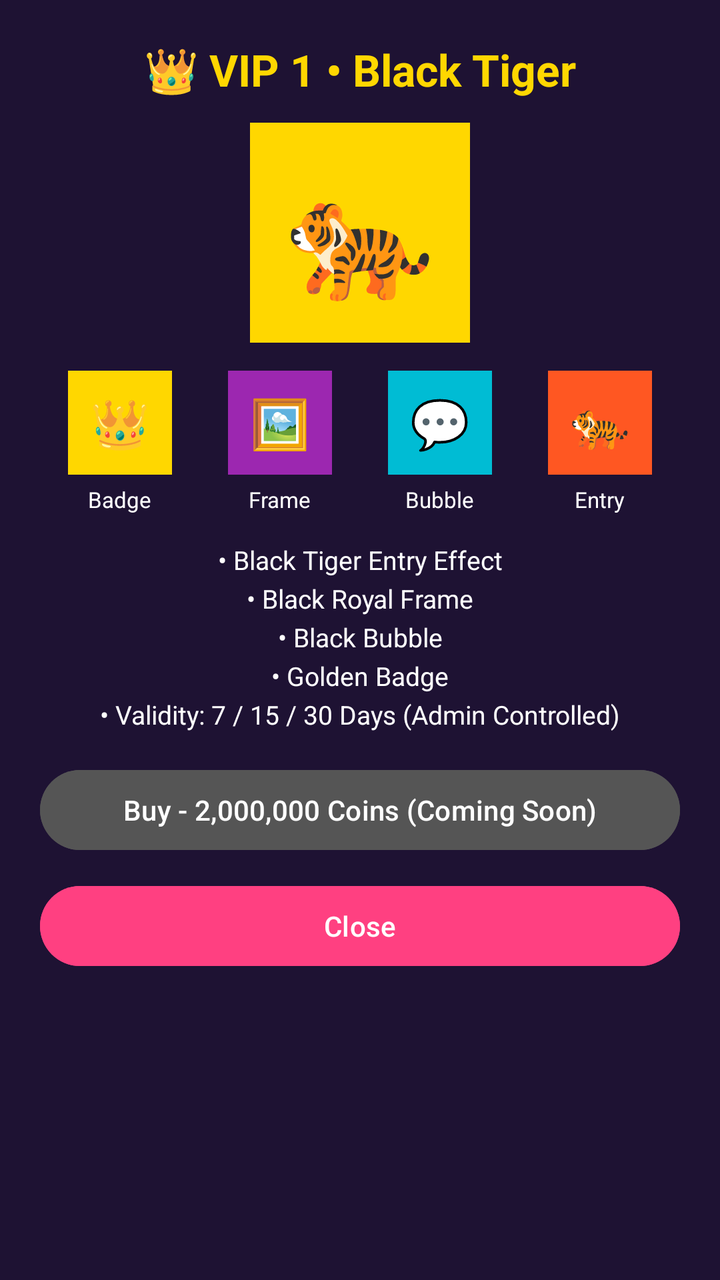
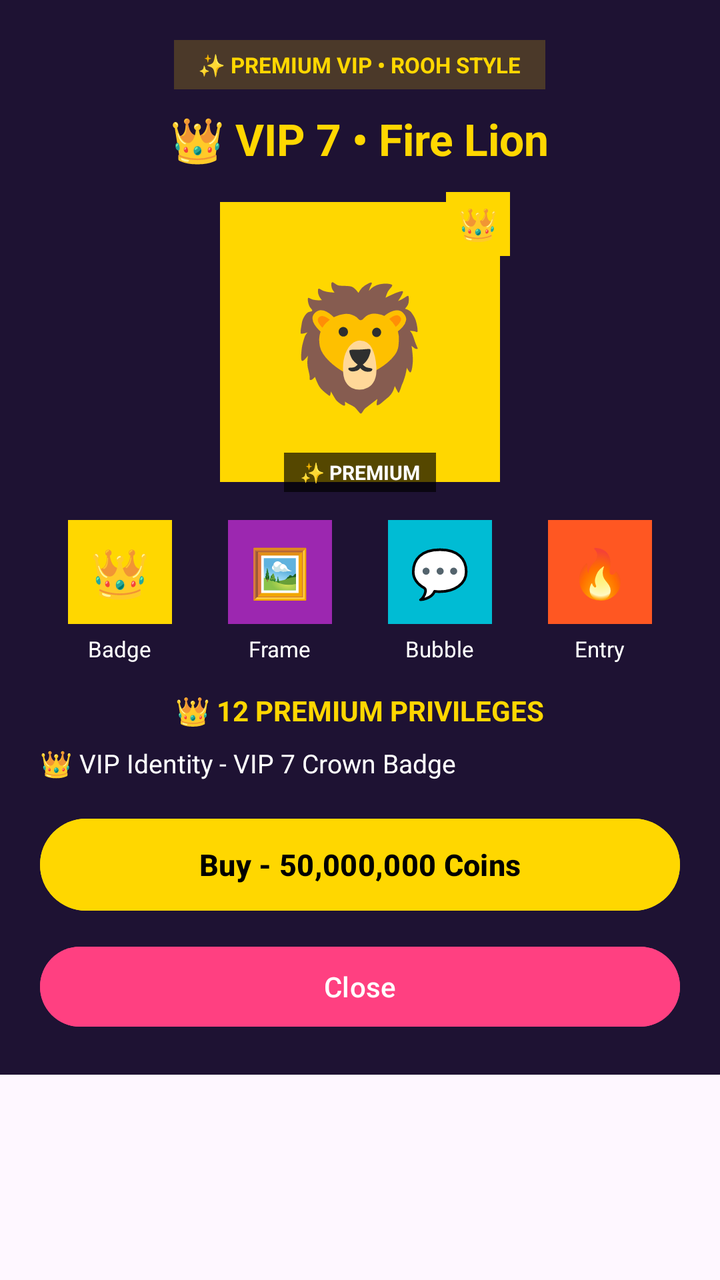

The first picture is an Android layout as it rendered before a commit; the second is the same layout after the commit. The layout source and the unified diff follow.
<!-- AndroidManifest.xml: application theme Theme.SRVoiceChat -->
<!-- res/layout/dialog_vip_details.xml -->
<?xml version="1.0" encoding="utf-8"?>
<LinearLayout xmlns:android="http://schemas.android.com/apk/res/android"
    android:layout_width="match_parent"
    android:layout_height="wrap_content"
    android:orientation="vertical"
    android:background="#1E1233"
    android:padding="20dp"
    android:gravity="center_horizontal">

    <TextView
        android:id="@+id/textDetailTitle"
        android:layout_width="wrap_content"
        android:layout_height="wrap_content"
        android:text="👑 VIP 1 • Black Tiger"
        android:textColor="#FFD700"
        android:textSize="22sp"
        android:textStyle="bold"
        android:layout_marginBottom="12dp" />

    <TextView
        android:id="@+id/textTigerPreview"
        android:layout_width="110dp"
        android:layout_height="110dp"
        android:background="#FFD700"
        android:text="🐅"
        android:textSize="60sp"
        android:gravity="center"
        android:layout_marginBottom="14dp" />

    <LinearLayout
        android:layout_width="match_parent"
        android:layout_height="wrap_content"
        android:orientation="horizontal"
        android:gravity="center"
        android:weightSum="4"
        android:layout_marginBottom="14dp">

        <LinearLayout android:layout_width="0dp" android:layout_height="wrap_content" android:layout_weight="1" android:orientation="vertical" android:gravity="center">
            <TextView android:id="@+id/textBadgePreview" android:layout_width="52dp" android:layout_height="52dp" android:background="#FFD700" android:text="👑" android:textSize="24sp" android:gravity="center" />
            <TextView android:layout_width="wrap_content" android:layout_height="wrap_content" android:text="Badge" android:textColor="#FFFFFF" android:textSize="11sp" android:layout_marginTop="5dp" />
        </LinearLayout>
        <LinearLayout android:layout_width="0dp" android:layout_height="wrap_content" android:layout_weight="1" android:orientation="vertical" android:gravity="center">
            <TextView android:id="@+id/textFramePreview" android:layout_width="52dp" android:layout_height="52dp" android:background="#9C27B0" android:text="🖼️" android:textSize="24sp" android:gravity="center" />
            <TextView android:layout_width="wrap_content" android:layout_height="wrap_content" android:text="Frame" android:textColor="#FFFFFF" android:textSize="11sp" android:layout_marginTop="5dp" />
        </LinearLayout>
        <LinearLayout android:layout_width="0dp" android:layout_height="wrap_content" android:layout_weight="1" android:orientation="vertical" android:gravity="center">
            <TextView android:id="@+id/textBubblePreview" android:layout_width="52dp" android:layout_height="52dp" android:background="#00BCD4" android:text="💬" android:textSize="24sp" android:gravity="center" />
            <TextView android:layout_width="wrap_content" android:layout_height="wrap_content" android:text="Bubble" android:textColor="#FFFFFF" android:textSize="11sp" android:layout_marginTop="5dp" />
        </LinearLayout>
        <LinearLayout android:layout_width="0dp" android:layout_height="wrap_content" android:layout_weight="1" android:orientation="vertical" android:gravity="center">
            <TextView android:id="@+id/textEffectPreview" android:layout_width="52dp" android:layout_height="52dp" android:background="#FF5722" android:text="🐅" android:textSize="24sp" android:gravity="center" />
            <TextView android:layout_width="wrap_content" android:layout_height="wrap_content" android:text="Entry" android:textColor="#FFFFFF" android:textSize="11sp" android:layout_marginTop="5dp" />
        </LinearLayout>
    </LinearLayout>

    <TextView
        android:id="@+id/textDetailDesc"
        android:layout_width="match_parent"
        android:layout_height="wrap_content"
        android:text="• Black Tiger Entry Effect\n• Black Royal Frame\n• Black Bubble\n• Golden Badge\n• Validity: 7 / 15 / 30 Days (Admin Controlled)"
        android:textColor="#FFFFFF"
        android:textSize="13sp"
        android:lineSpacingExtra="4dp"
        android:layout_marginBottom="15dp"
        android:gravity="center" />

    <Button
        android:id="@+id/btnBuyVip"
        android:layout_width="match_parent"
        android:layout_height="wrap_content"
        android:text="Buy - 2,000,000 Coins (Coming Soon)"
        android:textColor="#FFFFFF"
        android:backgroundTint="#555555"
        android:enabled="false"
        android:layout_marginBottom="10dp" />

    <Button
        android:id="@+id/btnCloseDetail"
        android:layout_width="match_parent"
        android:layout_height="wrap_content"
        android:text="Close"
        android:textColor="#FFFFFF"
        android:backgroundTint="#FF4081" />
</LinearLayout>
<!-- resources referenced by this layout -->
<resources>
  <style name="Theme.SRVoiceChat" parent="Theme.Material3.DayNight.NoActionBar">
          <item name="colorPrimary">#FF4081</item>
          <item name="android:statusBarColor">#FF4081</item>
          <item name="android:windowLightStatusBar">true</item>
      </style>
</resources>

<!-- the commit's change to res/layout/dialog_vip_details.xml (unified diff, before → after) -->
@@ -1,5 +1,9 @@
 <?xml version="1.0" encoding="utf-8"?>
-<LinearLayout xmlns:android="http://schemas.android.com/apk/res/android"
+<ScrollView xmlns:android="http://schemas.android.com/apk/res/android"
+    android:layout_width="match_parent"
+    android:layout_height="wrap_content">
+
+<LinearLayout
     android:layout_width="match_parent"
     android:layout_height="wrap_content"
     android:orientation="vertical"
@@ -7,26 +11,73 @@
     android:padding="20dp"
     android:gravity="center_horizontal">
 
+    
+    <TextView
+        android:layout_width="wrap_content"
+        android:layout_height="wrap_content"
+        android:text="✨ PREMIUM VIP • ROOH STYLE"
+        android:textColor="#FFD700"
+        android:textSize="11sp"
+        android:textStyle="bold"
+        android:background="#33FFD700"
+        android:paddingStart="12dp"
+        android:paddingEnd="12dp"
+        android:paddingTop="5dp"
+        android:paddingBottom="5dp"
+        android:layout_marginBottom="10dp" />
+
     <TextView
         android:id="@+id/textDetailTitle"
         android:layout_width="wrap_content"
         android:layout_height="wrap_content"
-        android:text="👑 VIP 1 • Black Tiger"
+        android:text="👑 VIP 7 • Fire Lion"
         android:textColor="#FFD700"
         android:textSize="22sp"
         android:textStyle="bold"
         android:layout_marginBottom="12dp" />
 
-    <TextView
-        android:id="@+id/textTigerPreview"
-        android:layout_width="110dp"
-        android:layout_height="110dp"
-        android:background="#FFD700"
-        android:text="🐅"
-        android:textSize="60sp"
-        android:gravity="center"
-        android:layout_marginBottom="14dp" />
+    
+    <FrameLayout
+        android:layout_width="150dp"
+        android:layout_height="150dp"
+        android:layout_marginBottom="14dp">
 
+        <TextView
+            android:id="@+id/textTigerPreview"
+            android:layout_width="140dp"
+            android:layout_height="140dp"
+            android:layout_gravity="center"
+            android:background="#FFD700"
+            android:text="🦁"
+            android:textSize="60sp"
+            android:gravity="center" />
+
+        <TextView
+            android:layout_width="32dp"
+            android:layout_height="32dp"
+            android:layout_gravity="top|end"
+            android:background="#FFD700"
+            android:text="👑"
+            android:textSize="16sp"
+            android:gravity="center" />
+
+        <TextView
+            android:layout_width="wrap_content"
+            android:layout_height="wrap_content"
+            android:layout_gravity="bottom|center_horizontal"
+            android:text="✨ PREMIUM"
+            android:textColor="#FFFFFF"
+            android:textSize="10sp"
+            android:textStyle="bold"
+            android:background="#AA000000"
+            android:paddingStart="8dp"
+            android:paddingEnd="8dp"
+            android:paddingTop="3dp"
+            android:paddingBottom="3dp" />
+
+    </FrameLayout>
+
+    
     <LinearLayout
         android:layout_width="match_parent"
         android:layout_height="wrap_content"
@@ -48,29 +99,42 @@
             <TextView android:layout_width="wrap_content" android:layout_height="wrap_content" android:text="Bubble" android:textColor="#FFFFFF" android:textSize="11sp" android:layout_marginTop="5dp" />
         </LinearLayout>
         <LinearLayout android:layout_width="0dp" android:layout_height="wrap_content" android:layout_weight="1" android:orientation="vertical" android:gravity="center">
-            <TextView android:id="@+id/textEffectPreview" android:layout_width="52dp" android:layout_height="52dp" android:background="#FF5722" android:text="🐅" android:textSize="24sp" android:gravity="center" />
+            <TextView android:id="@+id/textEffectPreview" android:layout_width="52dp" android:layout_height="52dp" android:background="#FF5722" android:text="🔥" android:textSize="24sp" android:gravity="center" />
             <TextView android:layout_width="wrap_content" android:layout_height="wrap_content" android:text="Entry" android:textColor="#FFFFFF" android:textSize="11sp" android:layout_marginTop="5dp" />
         </LinearLayout>
     </LinearLayout>
 
+    
+    <TextView
+        android:layout_width="wrap_content"
+        android:layout_height="wrap_content"
+        android:text="👑 12 PREMIUM PRIVILEGES"
+        android:textColor="#FFD700"
+        android:textSize="14sp"
+        android:textStyle="bold"
+        android:layout_marginBottom="8dp" />
+
+    
     <TextView
         android:id="@+id/textDetailDesc"
         android:layout_width="match_parent"
         android:layout_height="wrap_content"
-        android:text="• Black Tiger Entry Effect\n• Black Royal Frame\n• Black Bubble\n• Golden Badge\n• Validity: 7 / 15 / 30 Days (Admin Controlled)"
+        android:text="👑 VIP Identity - VIP 7 Crown Badge"
         android:textColor="#FFFFFF"
         android:textSize="13sp"
-        android:lineSpacingExtra="4dp"
+        android:lineSpacingExtra="5dp"
         android:layout_marginBottom="15dp"
-        android:gravity="center" />
+        android:gravity="start" />
 
     <Button
         android:id="@+id/btnBuyVip"
         android:layout_width="match_parent"
-        android:layout_height="wrap_content"
-        android:text="Buy - 2,000,000 Coins (Coming Soon)"
-        android:textColor="#FFFFFF"
-        android:backgroundTint="#555555"
+        android:layout_height="54dp"
+        android:text="Buy - 50,000,000 Coins"
+        android:textColor="#000000"
+        android:textStyle="bold"
+        android:textSize="15sp"
+        android:backgroundTint="#FFD700"
         android:enabled="false"
         android:layout_marginBottom="10dp" />
 
@@ -82,3 +146,4 @@
         android:textColor="#FFFFFF"
         android:backgroundTint="#FF4081" />
 </LinearLayout>
+</ScrollView>
